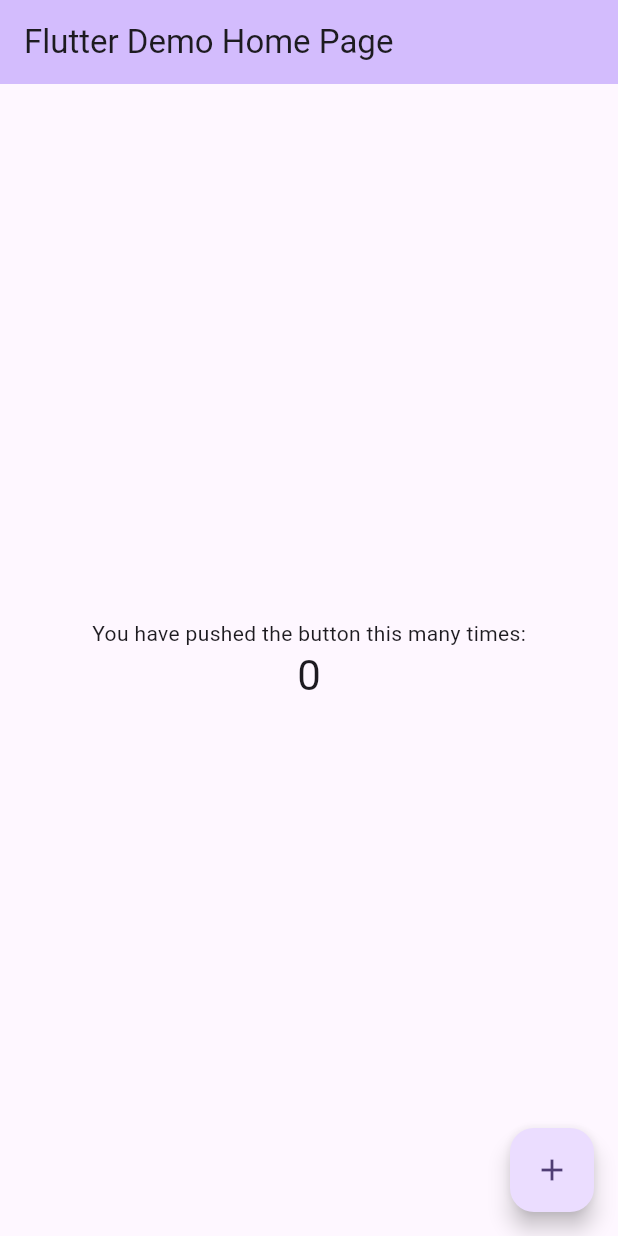
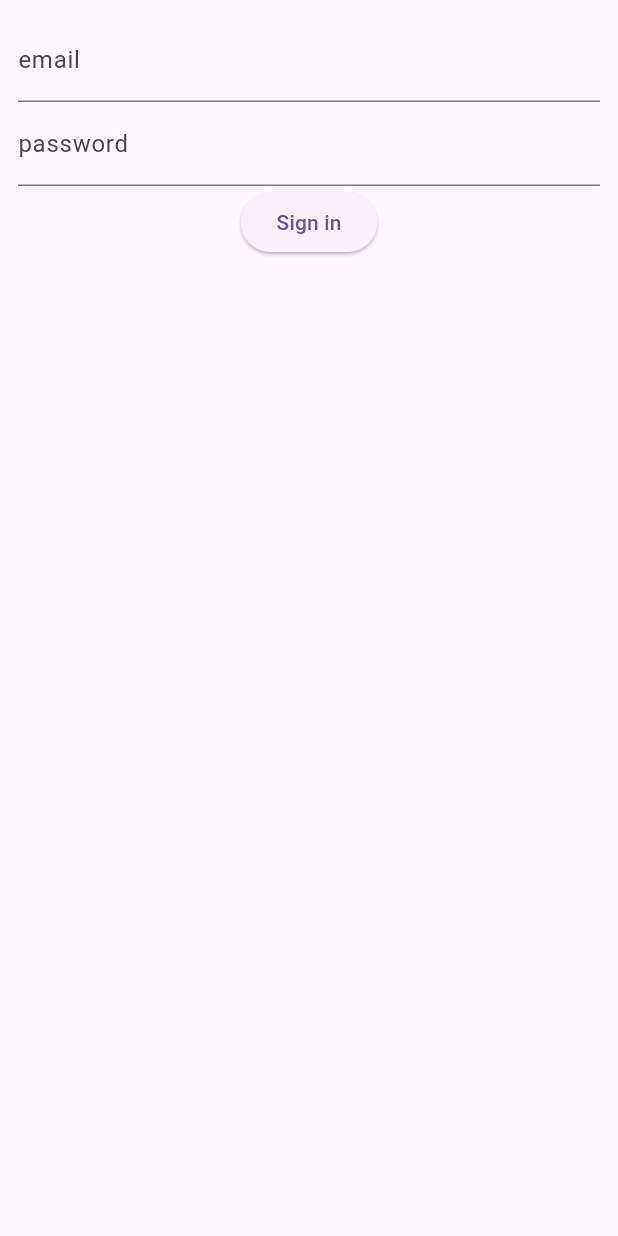
Before and after one commit to AfifJ/stopwatch_app_flutter, a Flutter app: the screen it shows after launch, on a phone screen of 412 x 824 dp. Run offline on Flutter 3.47's test engine with Material 3 defaults, Android fonts, the phone set to English and light mode, and no system bars; our stand-ins replace firebase_auth, firebase_core; accounts and stored records are empty.

Commit message:
sign in service

```diff
--- a/lib/main.dart
+++ b/lib/main.dart
@@ -1,6 +1,12 @@
+import 'package:firebase_core/firebase_core.dart';
 import 'package:flutter/material.dart';
+import 'package:stopwatch_app/firebase_options.dart';
+import 'package:stopwatch_app/screens/auth/sign_in_page.dart';
+import 'package:stopwatch_app/screens/home/home.dart';
 
-void main() {
+void main() async {
+  WidgetsFlutterBinding.ensureInitialized();
+  await Firebase.initializeApp(options: DefaultFirebaseOptions.currentPlatform);
   runApp(const MyApp());
 }
 
@@ -11,115 +17,13 @@ class MyApp extends StatelessWidget {
   @override
   Widget build(BuildContext context) {
     return MaterialApp(
-      title: 'Flutter Demo',
+      debugShowCheckedModeBanner: false,
+      title: 'Flutter test',
       theme: ThemeData(
-        // This is the theme of your application.
-        //
-        // TRY THIS: Try running your application with "flutter run". You'll see
-        // the application has a purple toolbar. Then, without quitting the app,
-        // try changing the seedColor in the colorScheme below to Colors.green
-        // and then invoke "hot reload" (save your changes or press the "hot
-        // reload" button in a Flutter-supported IDE, or press "r" if you used
-        // the command line to start the app).
-        //
-        // Notice that the counter didn't reset back to zero; the application
-        // state is not lost during the reload. To reset the state, use hot
-        // restart instead.
-        //
-        // This works for code too, not just values: Most code changes can be
-        // tested with just a hot reload.
         colorScheme: ColorScheme.fromSeed(seedColor: Colors.deepPurple),
         useMaterial3: true,
       ),
-      home: const MyHomePage(title: 'Flutter Demo Home Page'),
+      home: SignInPage(),
     );
   }
 }
-
-class MyHomePage extends StatefulWidget {
-  const MyHomePage({super.key, required this.title});
-
-  // This widget is the home page of your application. It is stateful, meaning
-  // that it has a State object (defined below) that contains fields that affect
-  // how it looks.
-
-  // This class is the configuration for the state. It holds the values (in this
-  // case the title) provided by the parent (in this case the App widget) and
-  // used by the build method of the State. Fields in a Widget subclass are
-  // always marked "final".
-
-  final String title;
-
-  @override
-  State<MyHomePage> createState() => _MyHomePageState();
-}
-
-class _MyHomePageState extends State<MyHomePage> {
-  int _counter = 0;
-
-  void _incrementCounter() {
-    setState(() {
-      // This call to setState tells the Flutter framework that something has
-      // changed in this State, which causes it to rerun the build method below
-      // so that the display can reflect the updated values. If we changed
-      // _counter without calling setState(), then the build method would not be
-      // called again, and so nothing would appear to happen.
-      _counter++;
-    });
-  }
-
-  @override
-  Widget build(BuildContext context) {
-    // This method is rerun every time setState is called, for instance as done
-    // by the _incrementCounter method above.
-    //
-    // The Flutter framework has been optimized to make rerunning build methods
-    // fast, so that you can just rebuild anything that needs updating rather
-    // than having to individually change instances of widgets.
-    return Scaffold(
-      appBar: AppBar(
-        // TRY THIS: Try changing the color here to a specific color (to
-        // Colors.amber, perhaps?) and trigger a hot reload to see the AppBar
-        // change color while the other colors stay the same.
-        backgroundColor: Theme.of(context).colorScheme.inversePrimary,
-        // Here we take the value from the MyHomePage object that was created by
-        // the App.build method, and use it to set our appbar title.
-        title: Text(widget.title),
-      ),
-      body: Center(
-        // Center is a layout widget. It takes a single child and positions it
-        // in the middle of the parent.
-        child: Column(
-          // Column is also a layout widget. It takes a list of children and
-          // arranges them vertically. By default, it sizes itself to fit its
-          // children horizontally, and tries to be as tall as its parent.
-          //
-          // Column has various properties to control how it sizes itself and
-          // how it positions its children. Here we use mainAxisAlignment to
-          // center the children vertically; the main axis here is the vertical
-          // axis because Columns are vertical (the cross axis would be
-          // horizontal).
-          //
-          // TRY THIS: Invoke "debug painting" (choose the "Toggle Debug Paint"
-          // action in the IDE, or press "p" in the console), to see the
-          // wireframe for each widget.
-          mainAxisAlignment: MainAxisAlignment.center,
-          children: <Widget>[
-            const Text(
-              'You have pushed the button this many times:',
-            ),
-            Text(
-              '$_counter',
-              style: Theme.of(context).textTheme.headlineMedium,
-            ),
-          ],
-        ),
-      ),
-      floatingActionButton: FloatingActionButton(
-        onPressed: _incrementCounter,
-        tooltip: 'Increment',
-        child: const Icon(Icons.add),
-      ), // This trailing comma makes auto-formatting nicer for build methods.
-    );
-  }
-}
--- /dev/null
+++ b/lib/models/user_model.dart
@@ -0,0 +1,6 @@
+class UserModel {
+  String username;
+  String uid;
+
+  UserModel({required this.username, required this.uid});
+}
--- /dev/null
+++ b/lib/screens/auth/sign_in_page.dart
@@ -0,0 +1,55 @@
+import 'package:flutter/material.dart';
+import 'package:stopwatch_app/services/auth.dart';
+
+class SignInPage extends StatefulWidget {
+  const SignInPage({super.key});
+
+  @override
+  State<SignInPage> createState() => _SignInPageState();
+}
+
+class _SignInPageState extends State<SignInPage> {
+  final GlobalKey _formKey = GlobalKey<FormState>();
+
+  final _auth = AuthService();
+
+  String _email = '';
+  String _password = '';
+
+  @override
+  Widget build(BuildContext context) {
+    return Scaffold(
+      body: Padding(
+        padding: const EdgeInsets.all(12),
+        child: Form(
+          key: _formKey,
+          child: Column(
+            children: [
+              TextFormField(
+                onChanged: (value) {
+                  setState(() {
+                    _email = value;
+                  });
+                },
+                decoration: InputDecoration(labelText: "email"),
+              ),
+              TextFormField(
+                onChanged: (value) {
+                  setState(() {
+                    _password = value;
+                  });
+                },
+                decoration: InputDecoration(labelText: "password"),
+              ),
+              ElevatedButton(
+                  onPressed: () async {
+                    await _auth.signIn(_email, _password);
+                  },
+                  child: Text("Sign in"))
+            ],
+          ),
+        ),
+      ),
+    );
+  }
+}
--- /dev/null
+++ b/lib/services/auth.dart
@@ -0,0 +1,24 @@
+import 'package:firebase_auth/firebase_auth.dart';
+import 'package:stopwatch_app/models/user_model.dart';
+
+class AuthService {
+  final _auth = FirebaseAuth.instance;
+
+  UserModel firebaseToUserModel(User user) {
+    return UserModel(username: user.uid, uid: user.uid);
+  }
+
+  Future? signIn(String email, String password) async {
+    try {
+      UserCredential? user = await _auth.signInWithEmailAndPassword(
+          email: email, password: password);
+      if (user.user != null) {
+        return firebaseToUserModel(user.user!);
+      }
+    } on FirebaseAuthException catch (e) {
+      print(e.code);
+    }
+    print('gagal login');
+    return null;
+  }
+}
--- a/pubspec.yaml
+++ b/pubspec.yaml
@@ -36,6 +36,7 @@ dependencies:
   # Use with the CupertinoIcons class for iOS style icons.
   cupertino_icons: ^1.0.8
   firebase_core: ^3.6.0
+  firebase_auth: ^5.3.1
 
 dev_dependencies:
   flutter_test:
```
Also changed, not shown: lib/screens/home/home.dart (added, +10 -0 lines), lib/screens/auth/auth.dart (added), lib/screens/auth/sign_up_page.dart (added), pubspec.lock, 3 other files.
